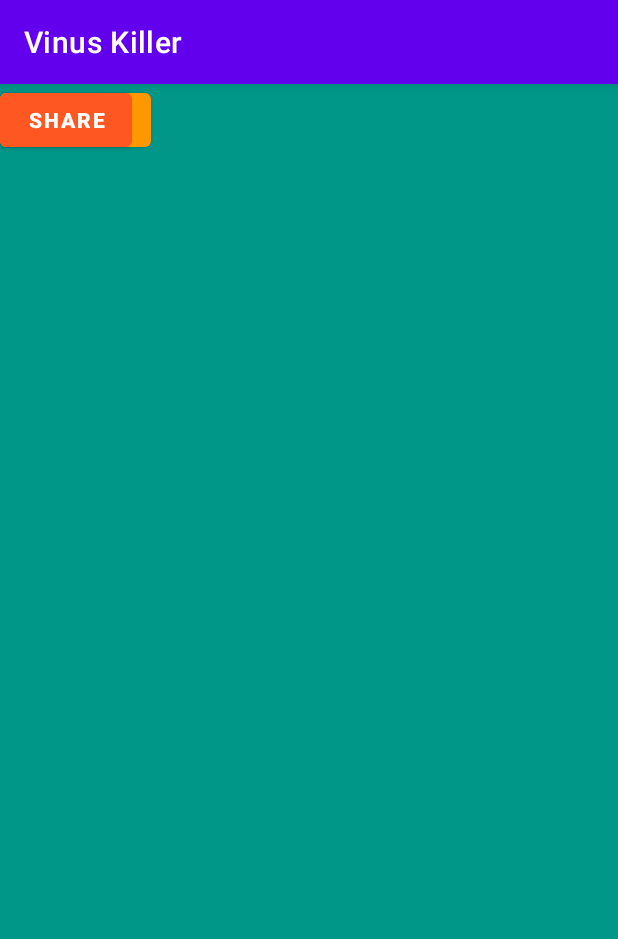
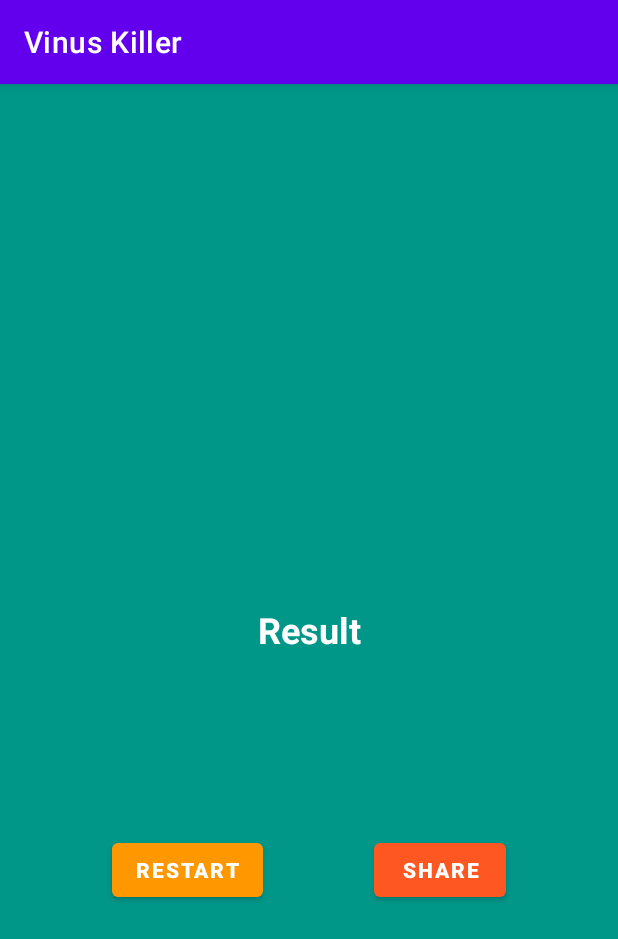
Before and after one commit to Jessica-YuTing/Virus_Killer, an Android app: the Result screen opened directly, with no data from a screen before it, on a phone screen of 412 x 824 dp. Shown: the top 939 px of the screen. Run offline under Robolectric (Android 15) with nearby library versions, the phone set to English and light mode, and no system bars; libraries missing offline, so code that uses them is left out: tw.edu.pu.

Commit message:
jenny commit

```diff
--- a/app/build.gradle
+++ b/app/build.gradle
@@ -1,6 +1,7 @@
 plugins {
     id 'com.android.application'
     id 'kotlin-android'
+    id 'kotlin-android-extensions'
 }
 
 android {
--- a/app/src/main/java/tw/edu/pu/csim/s1081675/vinuskiller/Result.kt
+++ b/app/src/main/java/tw/edu/pu/csim/s1081675/vinuskiller/Result.kt
@@ -1,11 +1,24 @@
 package tw.edu.pu.csim.s1081675.vinuskiller
 
+import android.content.Intent
 import androidx.appcompat.app.AppCompatActivity
 import android.os.Bundle
+import android.view.View
+import kotlinx.android.synthetic.main.activity_game1.*
+import kotlinx.android.synthetic.main.activity_main.*
+import kotlinx.android.synthetic.main.activity_result.*
+
 
 class Result : AppCompatActivity() {
     override fun onCreate(savedInstanceState: Bundle?) {
         super.onCreate(savedInstanceState)
         setContentView(R.layout.activity_result)
+
+        restart_btn.setOnClickListener(object : View.OnClickListener {
+            override fun onClick(p0: View?) {
+                intent = Intent(this@Result, MainActivity::class.java)
+                startActivity(intent)
+            }
+        })
     }
 }
--- a/app/src/main/res/layout/activity_game1.xml
+++ b/app/src/main/res/layout/activity_game1.xml
@@ -9,8 +9,8 @@
 
     <ImageView
         android:id="@+id/imageView2"
-        android:layout_width="wrap_content"
-        android:layout_height="wrap_content"
+        android:layout_width="535dp"
+        android:layout_height="808dp"
         app:layout_constraintBottom_toBottomOf="parent"
         app:layout_constraintEnd_toEndOf="parent"
         app:layout_constraintStart_toStartOf="parent"
--- a/app/src/main/res/layout/activity_result.xml
+++ b/app/src/main/res/layout/activity_result.xml
@@ -16,8 +16,9 @@
         android:textColor="#FFFFFF"
         android:textSize="24sp"
         android:textStyle="bold"
-        tools:layout_editor_absoluteX="171dp"
-        tools:layout_editor_absoluteY="88dp" />
+        app:layout_constraintEnd_toEndOf="parent"
+        app:layout_constraintStart_toStartOf="parent"
+        app:layout_constraintBottom_toTopOf="@+id/guideline6"/>
 
     <Button
         android:id="@+id/restart_btn"
@@ -26,8 +27,11 @@
         android:text="Restart"
         android:textStyle="bold"
         app:backgroundTint="#FF9800"
-        tools:layout_editor_absoluteX="84dp"
-        tools:layout_editor_absoluteY="717dp" />
+        app:layout_constraintEnd_toStartOf="@+id/share_btn"
+        app:layout_constraintStart_toStartOf="parent"
+        app:layout_constraintTop_toTopOf="@+id/guideline5"
+        tools:layout_editor_absoluteX="249dp"
+        tools:layout_editor_absoluteY="648dp" />
 
     <Button
         android:id="@+id/share_btn"
@@ -36,27 +40,24 @@
         android:text="Share"
         android:textStyle="bold"
         app:backgroundTint="#FF5722"
-        tools:layout_editor_absoluteX="231dp"
-        tools:layout_editor_absoluteY="717dp" />
-
-    <androidx.constraintlayout.widget.Guideline
-        android:id="@+id/guideline4"
-        android:layout_width="wrap_content"
-        android:layout_height="wrap_content"
-        android:orientation="vertical"
-        app:layout_constraintGuide_begin="134dp" />
+        app:layout_constraintEnd_toEndOf="parent"
+        app:layout_constraintStart_toEndOf="@+id/restart_btn"
+        app:layout_constraintTop_toTopOf="@+id/guideline5"
+        tools:layout_editor_absoluteX="55dp"
+        tools:layout_editor_absoluteY="648dp" />
 
     <androidx.constraintlayout.widget.Guideline
         android:id="@+id/guideline5"
         android:layout_width="wrap_content"
         android:layout_height="wrap_content"
-        android:orientation="vertical"
-        app:layout_constraintGuide_begin="273dp" />
+        android:orientation="horizontal"
+        app:layout_constraintGuide_begin="500dp" />
 
     <androidx.constraintlayout.widget.Guideline
         android:id="@+id/guideline6"
         android:layout_width="wrap_content"
         android:layout_height="wrap_content"
         android:orientation="horizontal"
-        app:layout_constraintGuide_begin="740dp" />
+        app:layout_constraintGuide_begin="380dp" />
+
 </androidx.constraintlayout.widget.ConstraintLayout>
```
Also changed, not shown: app/src/main/java/tw/edu/pu/csim/s1081675/vinuskiller/Game1.kt (+27 -0 lines), app/src/main/java/tw/edu/pu/csim/s1081675/vinuskiller/Game2.kt (+31 -0 lines), app/src/main/java/tw/edu/pu/csim/s1081675/vinuskiller/Game3.kt (+27 -0 lines), app/src/main/java/tw/edu/pu/csim/s1081675/vinuskiller/MainActivity.kt (+14 -0 lines), app/src/main/res/layout/activity_game2.xml (+4 -4 lines), app/src/main/res/layout/activity_main.xml (+5 -18 lines).
